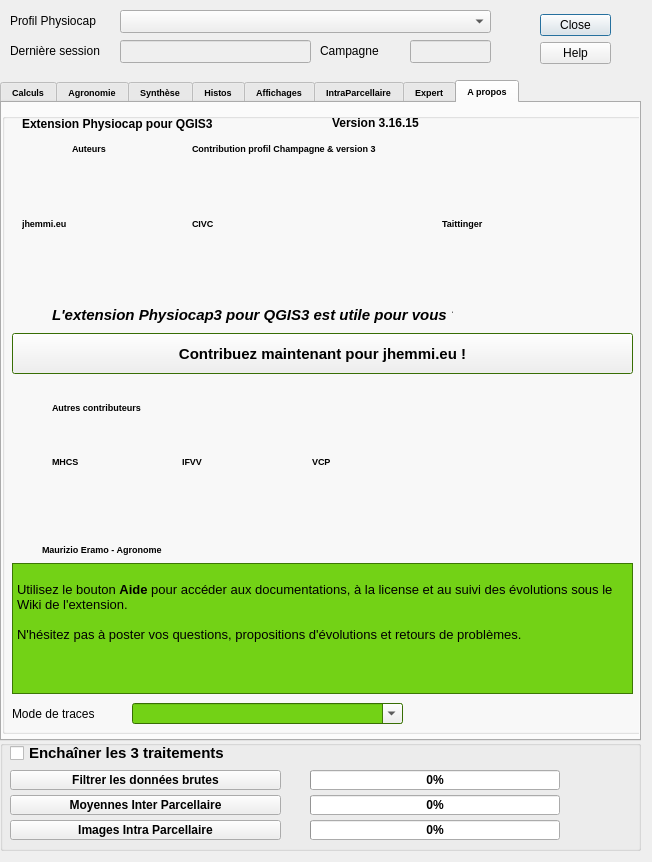
This is Physiocap3_dialog_base.ui in jhemmi/Physiocap3 as Qt 5 draws it before an edit. The edited form follows.
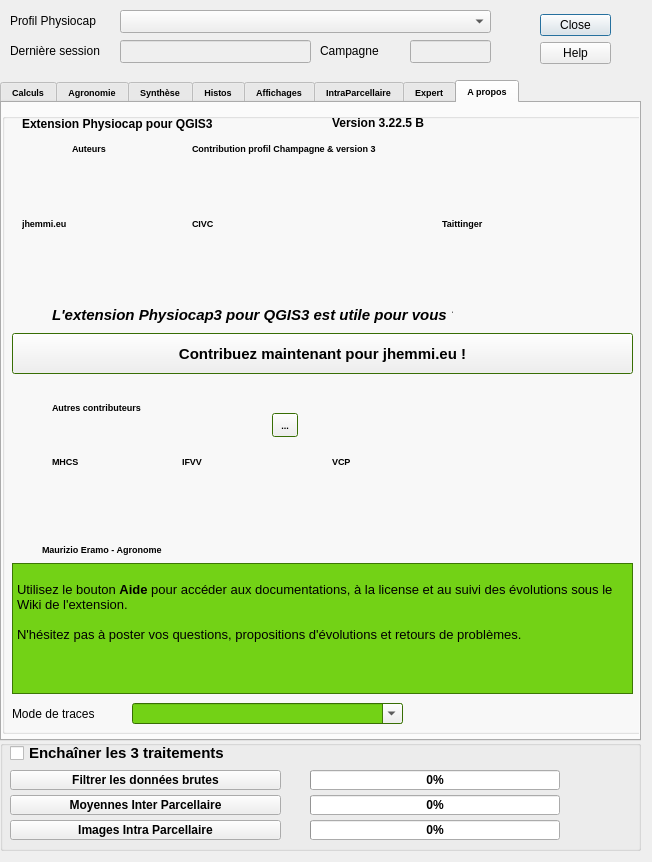
This is the edited form. The open tabs and pages were chosen to show the change.

```diff
--- a/Physiocap3_dialog_base.ui
+++ b/Physiocap3_dialog_base.ui
@@ -6108,7 +6108,7 @@
        </font>
       </property>
       <property name="text">
-       <string>Version 3.16.15</string>
+       <string>Version 3.22.5 B</string>
       </property>
      </widget>
      <widget class="QLabel" name="label_500">
@@ -6243,7 +6243,7 @@
      <widget class="QLabel" name="label_VCP">
       <property name="geometry">
        <rect>
-        <x>310</x>
+        <x>330</x>
         <y>310</y>
         <width>101</width>
         <height>76</height>
@@ -6509,6 +6509,19 @@
        <bool>false</bool>
       </property>
      </widget>
+     <widget class="QToolButton" name="toolButton">
+      <property name="geometry">
+       <rect>
+        <x>270</x>
+        <y>300</y>
+        <width>26</width>
+        <height>24</height>
+       </rect>
+      </property>
+      <property name="text">
+       <string>...</string>
+      </property>
+     </widget>
      <zorder>label_Contributions</zorder>
      <zorder>buttonContribuer</zorder>
      <zorder>label_506</zorder>
```
Left out of the diff: 1 changed line with no effect on the pictures.
